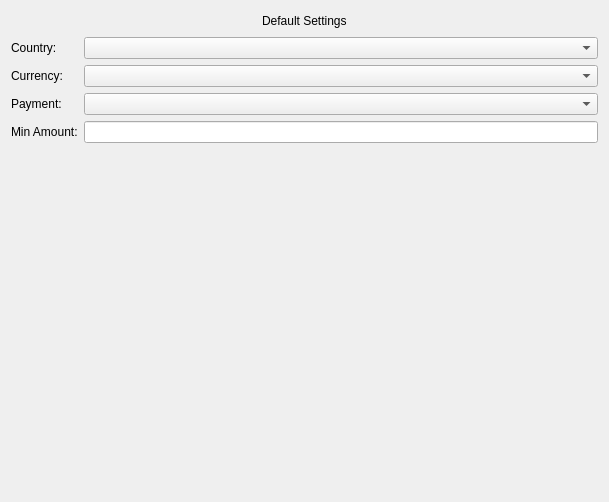
Qt form src/qt/forms/commonsettingsforofferswidget.ui (ivansib/sibcoin-old) before a commit.
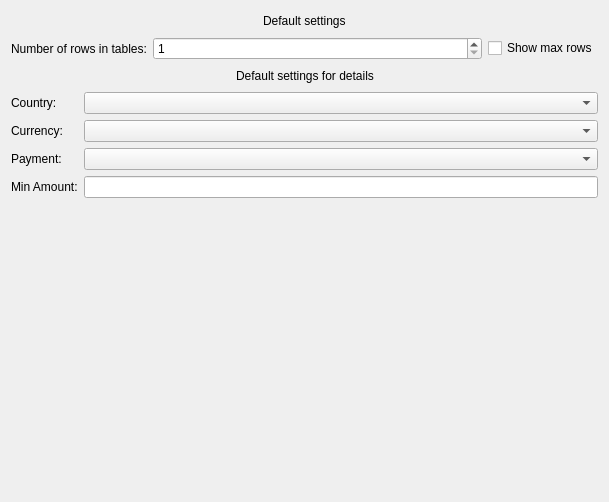
The same form after that commit. Custom widgets are drawn as their Qt base class.

Commit message: add settings for max number rows in offer tables

```diff
--- a/src/qt/forms/commonsettingsforofferswidget.ui
+++ b/src/qt/forms/commonsettingsforofferswidget.ui
@@ -13,8 +13,8 @@
   <property name="windowTitle">
    <string>Form</string>
   </property>
-  <layout class="QVBoxLayout" name="verticalLayout">
-   <item>
+  <layout class="QGridLayout" name="gridLayout">
+   <item row="0" column="0">
     <layout class="QHBoxLayout" name="horizontalLayout">
      <item>
       <spacer name="horizontalSpacer">
@@ -32,7 +32,7 @@
      <item>
       <widget class="QLabel" name="label_5">
        <property name="text">
-        <string>Default Settings</string>
+        <string>Default settings</string>
        </property>
       </widget>
      </item>
@@ -51,7 +51,78 @@
      </item>
     </layout>
    </item>
-   <item>
+   <item row="1" column="0">
+    <layout class="QHBoxLayout" name="horizontalLayout_2">
+     <item>
+      <widget class="QLabel" name="label_6">
+       <property name="text">
+        <string>Number of rows in tables:</string>
+       </property>
+      </widget>
+     </item>
+     <item>
+      <widget class="QSpinBox" name="sBoxNumRows">
+       <property name="sizePolicy">
+        <sizepolicy hsizetype="Minimum" vsizetype="Fixed">
+         <horstretch>1</horstretch>
+         <verstretch>0</verstretch>
+        </sizepolicy>
+       </property>
+       <property name="minimum">
+        <number>1</number>
+       </property>
+       <property name="maximum">
+        <number>9999999</number>
+       </property>
+      </widget>
+     </item>
+     <item>
+      <widget class="QCheckBox" name="chBoxMaxRows">
+       <property name="text">
+        <string>Show max rows</string>
+       </property>
+      </widget>
+     </item>
+    </layout>
+   </item>
+   <item row="2" column="0">
+    <layout class="QHBoxLayout" name="horizontalLayout_3">
+     <item>
+      <spacer name="horizontalSpacer_3">
+       <property name="orientation">
+        <enum>Qt::Horizontal</enum>
+       </property>
+       <property name="sizeHint" stdset="0">
+        <size>
+         <width>40</width>
+         <height>20</height>
+        </size>
+       </property>
+      </spacer>
+     </item>
+     <item>
+      <widget class="QLabel" name="label_7">
+       <property name="text">
+        <string>Default settings for details</string>
+       </property>
+      </widget>
+     </item>
+     <item>
+      <spacer name="horizontalSpacer_4">
+       <property name="orientation">
+        <enum>Qt::Horizontal</enum>
+       </property>
+       <property name="sizeHint" stdset="0">
+        <size>
+         <width>40</width>
+         <height>20</height>
+        </size>
+       </property>
+      </spacer>
+     </item>
+    </layout>
+   </item>
+   <item row="3" column="0">
     <layout class="QFormLayout" name="formLayout">
      <item row="0" column="0">
       <widget class="QLabel" name="label">
@@ -123,7 +194,7 @@
      </item>
     </layout>
    </item>
-   <item>
+   <item row="4" column="0">
     <spacer name="verticalSpacer">
      <property name="orientation">
       <enum>Qt::Vertical</enum>
```
The commit also changes 6 other files.
